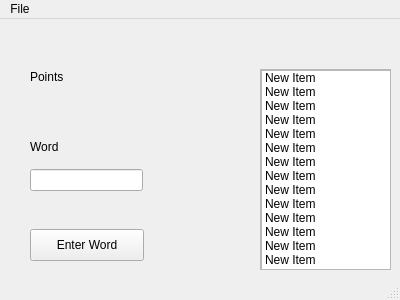
Old version of the form mainwindow.ui in the repository JeffreySmith/Word-scramble.
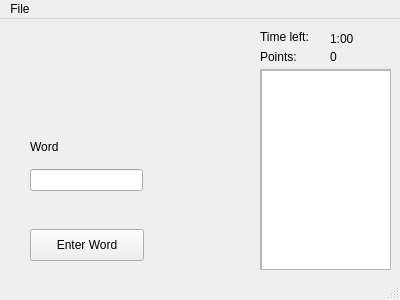
New version of the form.

The edit to the form file:
```diff
--- a/mainwindow.ui
+++ b/mainwindow.ui
@@ -57,76 +57,6 @@
         <height>201</height>
        </rect>
       </property>
-      <item>
-       <property name="text">
-        <string>New Item</string>
-       </property>
-      </item>
-      <item>
-       <property name="text">
-        <string>New Item</string>
-       </property>
-      </item>
-      <item>
-       <property name="text">
-        <string>New Item</string>
-       </property>
-      </item>
-      <item>
-       <property name="text">
-        <string>New Item</string>
-       </property>
-      </item>
-      <item>
-       <property name="text">
-        <string>New Item</string>
-       </property>
-      </item>
-      <item>
-       <property name="text">
-        <string>New Item</string>
-       </property>
-      </item>
-      <item>
-       <property name="text">
-        <string>New Item</string>
-       </property>
-      </item>
-      <item>
-       <property name="text">
-        <string>New Item</string>
-       </property>
-      </item>
-      <item>
-       <property name="text">
-        <string>New Item</string>
-       </property>
-      </item>
-      <item>
-       <property name="text">
-        <string>New Item</string>
-       </property>
-      </item>
-      <item>
-       <property name="text">
-        <string>New Item</string>
-       </property>
-      </item>
-      <item>
-       <property name="text">
-        <string>New Item</string>
-       </property>
-      </item>
-      <item>
-       <property name="text">
-        <string>New Item</string>
-       </property>
-      </item>
-      <item>
-       <property name="text">
-        <string>New Item</string>
-       </property>
-      </item>
      </widget>
     </widget>
    </widget>
@@ -156,14 +86,53 @@
    <widget class="QLabel" name="label_2">
     <property name="geometry">
      <rect>
-      <x>30</x>
-      <y>50</y>
+      <x>260</x>
+      <y>30</y>
       <width>62</width>
       <height>16</height>
      </rect>
     </property>
     <property name="text">
-     <string>Points</string>
+     <string>Points:</string>
+    </property>
+   </widget>
+   <widget class="QLabel" name="timeLeftLabel">
+    <property name="geometry">
+     <rect>
+      <x>260</x>
+      <y>10</y>
+      <width>62</width>
+      <height>16</height>
+     </rect>
+    </property>
+    <property name="text">
+     <string>Time left:</string>
+    </property>
+   </widget>
+   <widget class="QLabel" name="timeLabel">
+    <property name="geometry">
+     <rect>
+      <x>330</x>
+      <y>10</y>
+      <width>41</width>
+      <height>20</height>
+     </rect>
+    </property>
+    <property name="text">
+     <string>1:00</string>
+    </property>
+   </widget>
+   <widget class="QLabel" name="totalPointsLabel">
+    <property name="geometry">
+     <rect>
+      <x>330</x>
+      <y>30</y>
+      <width>62</width>
+      <height>16</height>
+     </rect>
+    </property>
+    <property name="text">
+     <string>0</string>
     </property>
    </widget>
   </widget>
```
Left out of the diff: 30 changed lines with no effect on the pictures.
